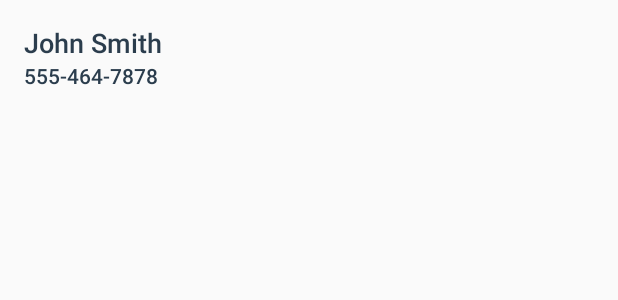
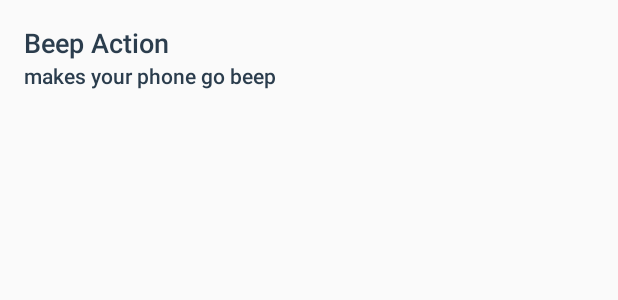
Before and after one commit to linucksrox/Textecutor, an Android app: the layout action_list_item.xml on its own in the app's theme, with its tools: preview values and no code run, on a phone screen of 412 x 824 dp. Shown: the top 300 px of the screen. Run offline under Robolectric (Android 15) with nearby library versions, the phone set to English and light mode, and no system bars.

Commit message:
Start updating layout for action list

```diff
--- a/app/src/main/res/layout/list_item.xml
+++ b/app/src/main/res/layout/action_list_item.xml
@@ -1,26 +1,28 @@
-<?xml version="1.0" encoding="utf-8"?><!-- Layout for a single list item in the list of pets -->
+<?xml version="1.0" encoding="utf-8"?>
+
 <LinearLayout xmlns:android="http://schemas.android.com/apk/res/android"
+    xmlns:tools="http://schemas.android.com/tools"
     android:layout_width="match_parent"
     android:layout_height="wrap_content"
-    xmlns:tools="http://schemas.android.com/tools"
     android:orientation="vertical"
     android:padding="16dp">
 
     <TextView
-        android:id="@+id/tv_contact_name"
+        android:id="@+id/tv_action"
         android:layout_width="wrap_content"
         android:layout_height="wrap_content"
         android:fontFamily="sans-serif-medium"
         android:textAppearance="?android:textAppearanceMedium"
         android:textColor="#2B3D4D"
-        tools:text="John Smith"/>
+        tools:text="Beep Action" />
+
     <TextView
-        android:id="@+id/tv_contact_number"
+        android:id="@+id/tv_action_description"
         android:layout_width="wrap_content"
         android:layout_height="wrap_content"
         android:fontFamily="sans-serif-medium"
         android:textAppearance="?android:textAppearanceSmall"
         android:textColor="#2B3D4D"
-        tools:text="555-464-7878"/>
+        tools:text="makes your phone go beep" />
 
 </LinearLayout>
--- a/app/src/main/res/values-w820dp/dimens.xml
+++ b/app/src/main/res/values-w820dp/dimens.xml
@@ -2,5 +2,5 @@
     <!-- Example customization of dimensions originally defined in res/values/dimens.xml
          (such as screen margins) for screens with more than 820dp of available width. This
          would include 7" and 10" devices in landscape (~960dp and ~1280dp respectively). -->
-    <dimen name="activity_horizontal_margin">64dp</dimen>
+    <dimen name="activity_horizontal_margin">16dp</dimen>
 </resources>
```
Also changed, not shown: app/src/main/res/layout/activity_action.xml (added, +16 -0 lines), app/src/main/res/layout/allowed_contact_list_item.xml (added, +27 -0 lines).
